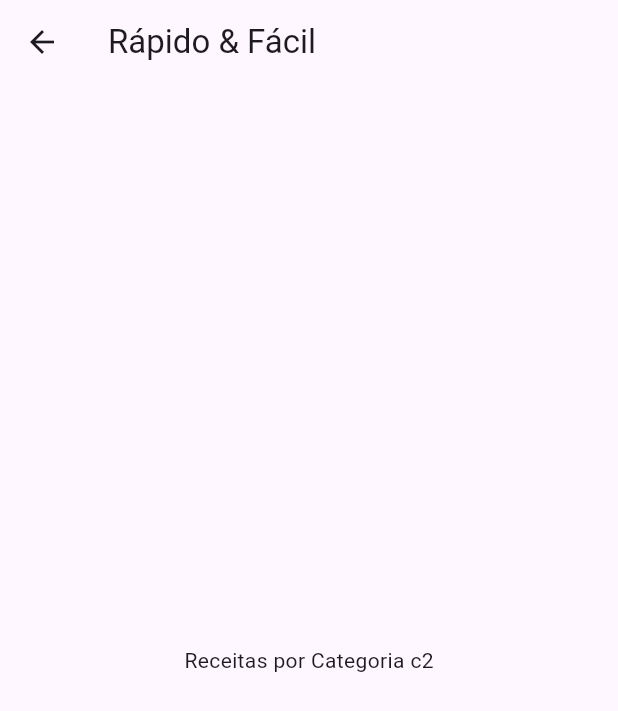
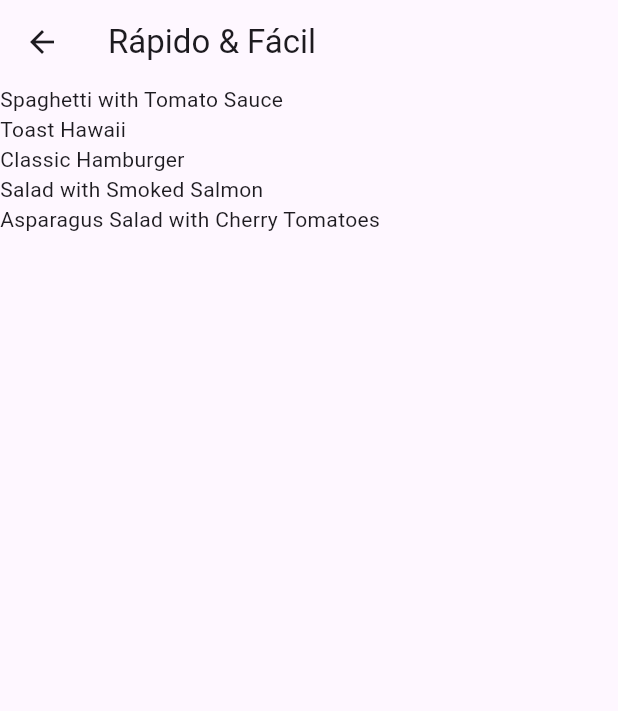
Before and after one commit to f3lipems/gourmet, a Flutter app: the screen it shows after launch, after a tap on "Rápido & Fácil", on a phone screen of 412 x 824 dp. Shown: the top 711 px of the screen. Run offline on Flutter 3.47's test engine with Material 3 defaults, Android fonts, the phone set to English and light mode, and no system bars.

Commit message:
using categories meals

```diff
--- a/lib/data/dummy_data.dart
+++ b/lib/data/dummy_data.dart
@@ -56,7 +56,7 @@ const DUMMY_CATEGORIES = [
   ),
 ];
 
-const dummyMeals = [
+const DUMMY_MEALS = [
   Meal(
     id: 'm1',
     categories: ['c1', 'c2'],
--- a/lib/screens/categories_meals_screen.dart
+++ b/lib/screens/categories_meals_screen.dart
@@ -1,5 +1,6 @@
 import 'package:flutter/material.dart';
 import '../models/category.dart';
+import '../data/dummy_data.dart';
 
 class CategoriesMealsScreen extends StatelessWidget {
   const CategoriesMealsScreen({super.key});
@@ -7,13 +8,19 @@ class CategoriesMealsScreen extends StatelessWidget {
   @override
   Widget build(BuildContext context) {
     final category = ModalRoute.of(context)?.settings.arguments as Category;
+    final categoriesMeals = DUMMY_MEALS.where((meal) {
+      return meal.categories.contains(category.id);
+    }).toList();
 
     return Scaffold(
       appBar: AppBar(
         title: Text(category.title),
       ),
-      body: Center(
-        child: Text('Receitas por Categoria ${category.id}'),
+      body: ListView.builder(
+        itemCount: categoriesMeals.length,
+        itemBuilder: (ctx, index) {
+          return Text(categoriesMeals[index].title);
+        },
       ),
     );
   }
```
